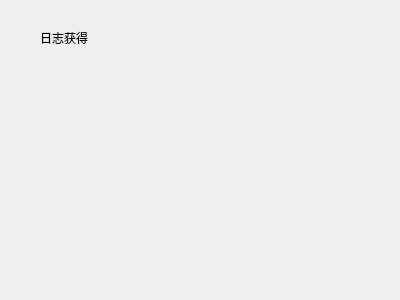
Qt form getlog.ui (kangwenyun/batch_acquisition_system_qt_before) before a commit.
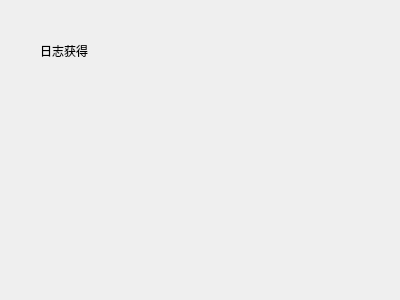
The same form after that commit.

```diff
--- a/getlog.ui
+++ b/getlog.ui
@@ -18,8 +18,8 @@
     <rect>
      <x>40</x>
      <y>30</y>
-     <width>54</width>
-     <height>15</height>
+     <width>81</width>
+     <height>41</height>
     </rect>
    </property>
    <property name="text">
```
